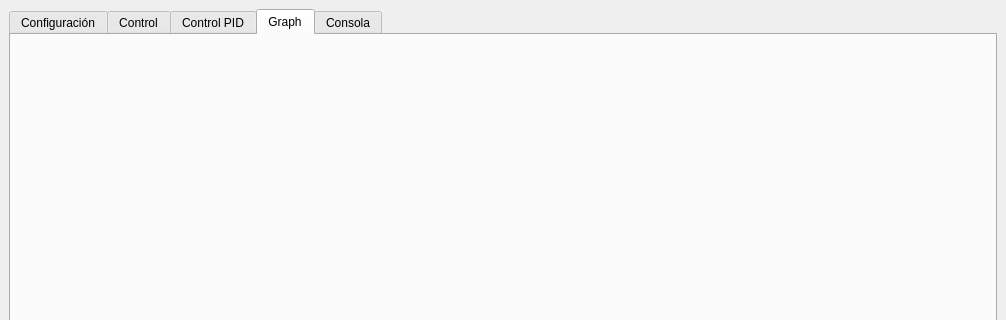
cybershibo/GUI-Germini, file mainwindow.ui: the form before one commit; both pictures show x 0 to 1006 and y 0 to 320 of the 1006 by 700 pixel window.
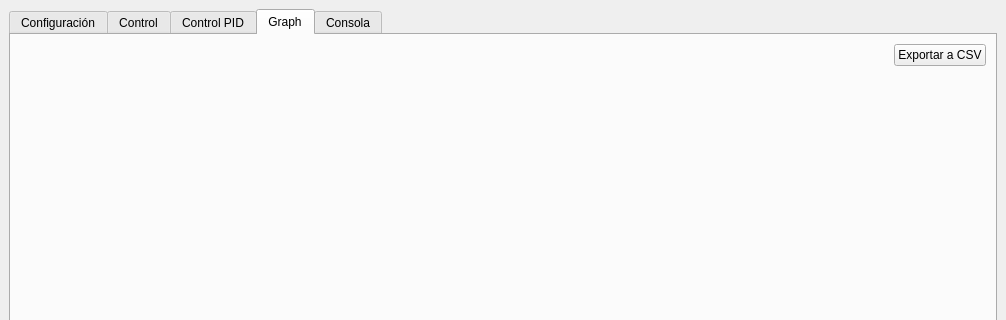
The form after the commit. The open tabs and pages were chosen to show the change.

Commit message: Eliminado otro chingo de archivos, ademas de que se agrega la funcion de exportar a csv en las graficas

The edit to the form file:
```diff
--- a/mainwindow.ui
+++ b/mainwindow.ui
@@ -656,6 +656,30 @@
         <string>Graph</string>
        </attribute>
        <layout class="QVBoxLayout" name="verticalLayout_2">
+        <item>
+         <layout class="QHBoxLayout" name="horizontalLayout_graph">
+          <item>
+           <spacer name="horizontalSpacer_graph">
+            <property name="orientation">
+             <enum>Qt::Orientation::Horizontal</enum>
+            </property>
+            <property name="sizeHint" stdset="0">
+             <size>
+              <width>40</width>
+              <height>20</height>
+             </size>
+            </property>
+           </spacer>
+          </item>
+          <item>
+           <widget class="QPushButton" name="btnExportCSV">
+            <property name="text">
+             <string>Exportar a CSV</string>
+            </property>
+           </widget>
+          </item>
+         </layout>
+        </item>
         <item>
          <widget class="QWidget" name="chartWidget" native="true"/>
         </item>
```
The commit also changes 328 other files.
